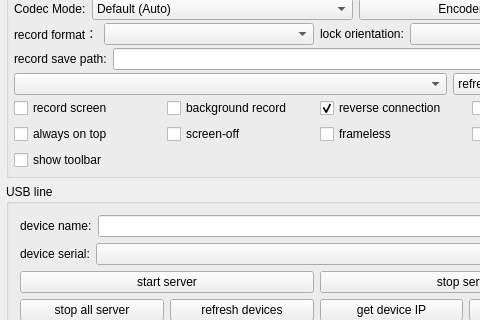
Above: QtScrcpy/ui/dialog.ui from barry-ran/QtScrcpy before the change; both pictures show x 655 to 1135 and y 113 to 433 of the 1293 by 548 pixel window. Below: the same form after it.
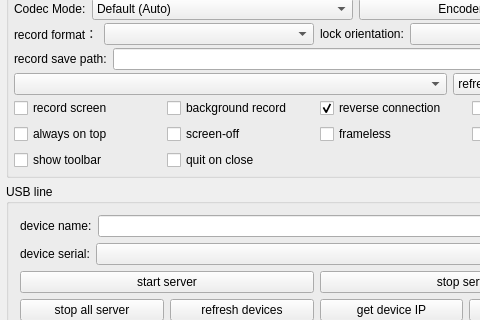
That is the form after the change.

Commit message:
feat:Add quit on close option to skip the system tray
New "quit on close" checkbox in the config group. When checked, closing
the main window quits the app instead of hiding it to the tray. Off by
default; persisted as QuitOnClose.

```diff
--- a/QtScrcpy/ui/dialog.ui
+++ b/QtScrcpy/ui/dialog.ui
@@ -906,6 +906,16 @@
               </property>
              </widget>
             </item>
+            <item row="2" column="1">
+             <widget class="QCheckBox" name="quitOnCloseCheck">
+              <property name="toolTip">
+               <string>Quit the app when the window is closed instead of hiding it to the system tray</string>
+              </property>
+              <property name="text">
+               <string>quit on close</string>
+              </property>
+             </widget>
+            </item>
            </layout>
           </widget>
          </item>
```
The commit also changes 11 other files.
